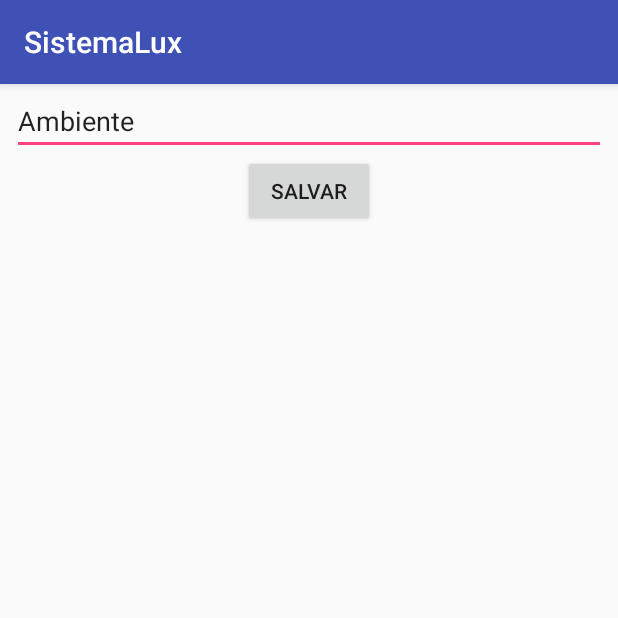
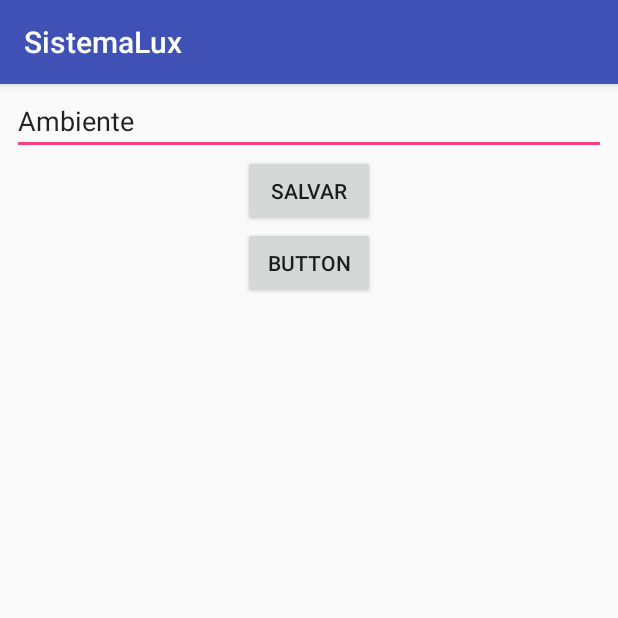
Before and after one commit to vitorovalle/SistemaLux, an Android app: the FormAmbiente screen opened directly, with no data from a screen before it, on a phone screen of 412 x 824 dp, the top half of it. Run offline under Robolectric (Android 15) with nearby library versions, the phone set to English and light mode, and no system bars; 1 statement that could not run was skipped.

Commit message:
Commit 06

```diff
--- a/app/src/main/java/principal/sistemalux/FormAmbiente.java
+++ b/app/src/main/java/principal/sistemalux/FormAmbiente.java
@@ -9,16 +9,22 @@ import android.widget.EditText;
 import android.widget.Toast;
 
 import principal.sistemalux.dao.AmbienteDao;
+import principal.sistemalux.dao.DispositivoDao;
 import principal.sistemalux.modelo.Ambiente;
+import principal.sistemalux.modelo.Dispositivo;
 
 public class FormAmbiente extends AppCompatActivity {
 
     EditText editAmbiente;
-    Button btnAmbiente;
+    Button btnAmbiente, btnDispositivo;
+
+    long retorno_ambiente, retorno_dispositivo;
 
     Ambiente ambiente, altambiente;
     AmbienteDao ambienteDao;
-    long retorno_ambiente;
+
+    Dispositivo dispositivo, altdispositivo;
+    DispositivoDao dispositivoDao;
 
     @Override
     protected void onCreate(Bundle savedInstanceState) {
@@ -32,13 +38,13 @@ public class FormAmbiente extends AppCompatActivity {
 
         editAmbiente = (EditText) findViewById(R.id.editAmbiente);
         btnAmbiente = (Button) findViewById(R.id.btnAmbiente);
+        btnDispositivo = (Button) findViewById(R.id.btnDispositivo);
 
-        if(altambiente != null){
+        if (altambiente != null) {
             btnAmbiente.setText("Alterar");
             editAmbiente.setText(altambiente.getNomeAmbiente());
             ambiente.setIdAmbiente(altambiente.getIdAmbiente());
-        }
-        else{
+        } else {
             btnAmbiente.setText("Salvar");
         }
 
@@ -56,16 +62,13 @@ public class FormAmbiente extends AppCompatActivity {
                         aviso("Ambiente cadastrado com sucesso");
                     }
 
-                 }
-
-                 else {
+                } else {
                     retorno_ambiente = ambienteDao.alterarAmbiente(ambiente);
                     ambienteDao.close();
 
-                    if (retorno_ambiente == -1){
+                    if (retorno_ambiente == -1) {
                         aviso("Erro ao alterar");
-                    }
-                    else{
+                    } else {
                         aviso("Atualização realizada com sucesso");
                     }
                 }
@@ -74,8 +77,16 @@ public class FormAmbiente extends AppCompatActivity {
 
             }
         });
+
+        if (altdispositivo != null) {
+            btnDispositivo.setVisibility(View.VISIBLE);
+        } else {
+            btnDispositivo.setVisibility(View.INVISIBLE);
+        }
+
+        /**btnDispositivo.setOnClickListener(new View.OnClickListener() {
+         }*/
     }
-
 
     private void aviso(String s){
         Toast.makeText(this, s, Toast.LENGTH_SHORT).show();
--- a/app/src/main/res/layout/activity_form_ambiente.xml
+++ b/app/src/main/res/layout/activity_form_ambiente.xml
@@ -38,5 +38,12 @@
             android:layout_height="wrap_content"
             android:layout_gravity="center_horizontal"
             android:text="Button" />
+
+        <Button
+            android:id="@+id/btnDispositivo"
+            android:layout_width="wrap_content"
+            android:layout_height="wrap_content"
+            android:layout_gravity="center_horizontal"
+            android:text="Button" />
     </LinearLayout>
 </android.support.constraint.ConstraintLayout>
```
